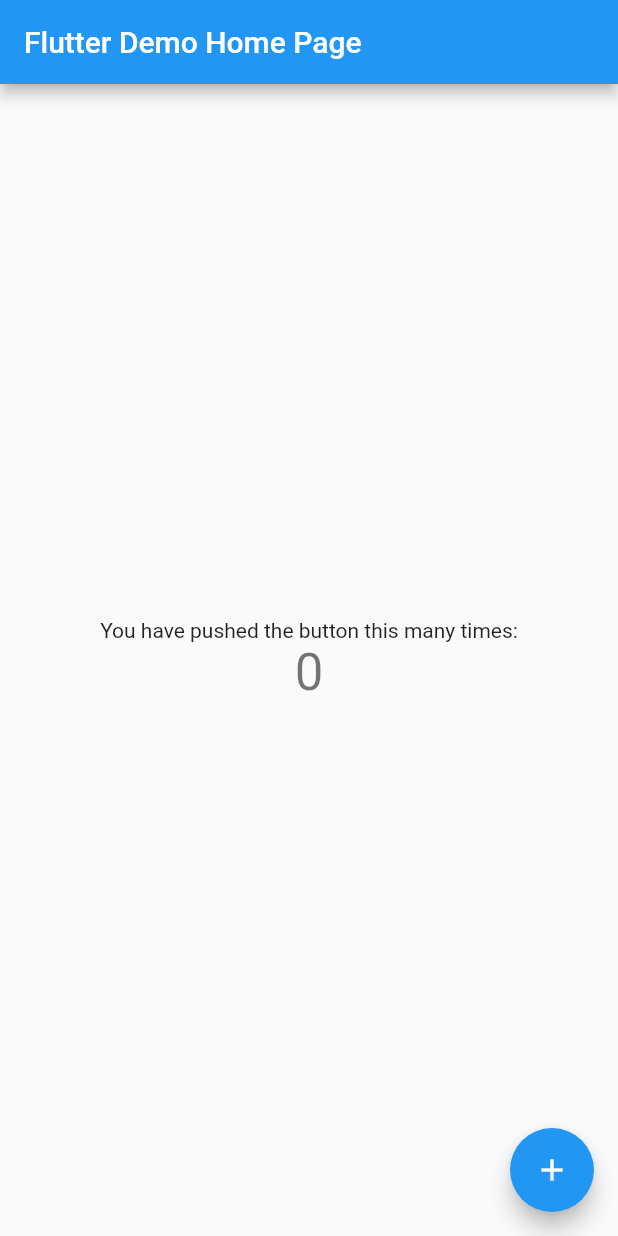
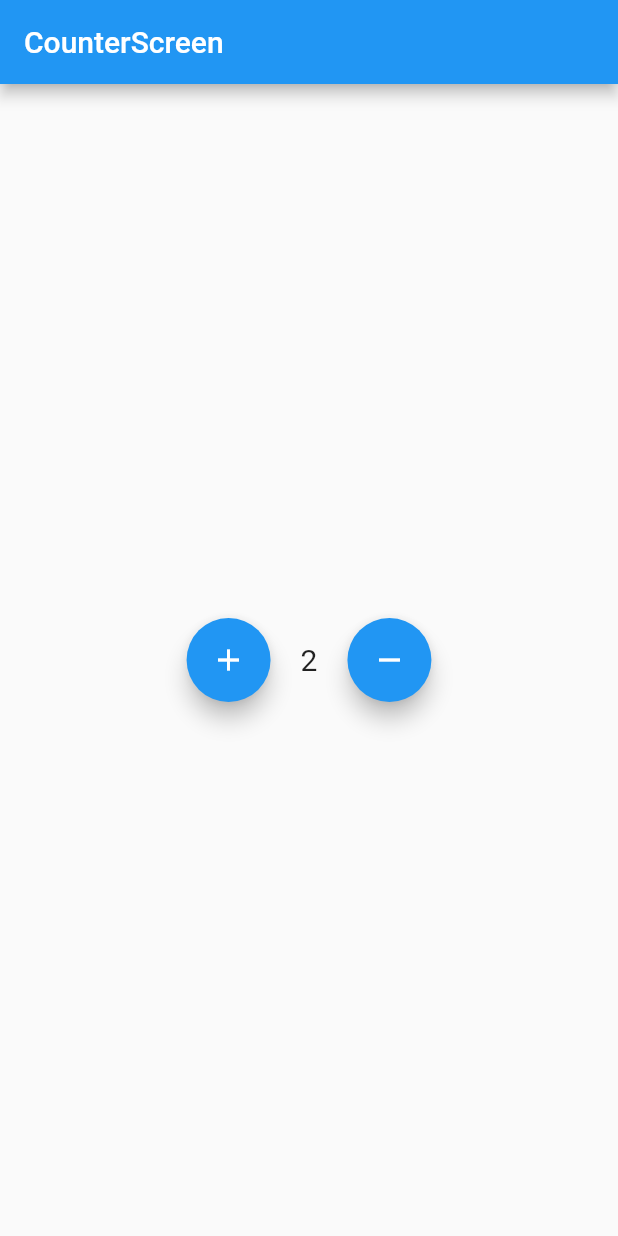
Before and after one commit to AbdullahHanfy/BLoC_Example_Flutter, a Flutter app: the screen it shows after launch, on a phone screen of 412 x 824 dp. Run offline on Flutter 3.47's test engine with Material 2 defaults, Android fonts, the phone set to English and light mode, and no system bars; our stand-ins replace flutter_bloc.

Commit message:
Add Events and States

```diff
--- a/lib/main.dart
+++ b/lib/main.dart
@@ -1,117 +1,16 @@
 import 'package:flutter/material.dart';
+import './ui/screens/counter/counter_screen.dart';
 
-void main() {
-  runApp(MyApp());
-}
+void main() => runApp(MyApp());
 
 class MyApp extends StatelessWidget {
   // This widget is the root of your application.
   @override
   Widget build(BuildContext context) {
     return MaterialApp(
-      title: 'Flutter Demo',
-      theme: ThemeData(
-        // This is the theme of your application.
-        //
-        // Try running your application with "flutter run". You'll see the
-        // application has a blue toolbar. Then, without quitting the app, try
-        // changing the primarySwatch below to Colors.green and then invoke
-        // "hot reload" (press "r" in the console where you ran "flutter run",
-        // or simply save your changes to "hot reload" in a Flutter IDE).
-        // Notice that the counter didn't reset back to zero; the application
-        // is not restarted.
-        primarySwatch: Colors.blue,
-        // This makes the visual density adapt to the platform that you run
-        // the app on. For desktop platforms, the controls will be smaller and
-        // closer together (more dense) than on mobile platforms.
-        visualDensity: VisualDensity.adaptivePlatformDensity,
-      ),
-      home: MyHomePage(title: 'Flutter Demo Home Page'),
+      title: 'BLoC Example',
+      debugShowCheckedModeBanner: false,
+      home: CounterScreen(),
     );
   }
 }
-
-class MyHomePage extends StatefulWidget {
-  MyHomePage({Key key, this.title}) : super(key: key);
-
-  // This widget is the home page of your application. It is stateful, meaning
-  // that it has a State object (defined below) that contains fields that affect
-  // how it looks.
-
-  // This class is the configuration for the state. It holds the values (in this
-  // case the title) provided by the parent (in this case the App widget) and
-  // used by the build method of the State. Fields in a Widget subclass are
-  // always marked "final".
-
-  final String title;
-
-  @override
-  _MyHomePageState createState() => _MyHomePageState();
-}
-
-class _MyHomePageState extends State<MyHomePage> {
-  int _counter = 0;
-
-  void _incrementCounter() {
-    setState(() {
-      // This call to setState tells the Flutter framework that something has
-      // changed in this State, which causes it to rerun the build method below
-      // so that the display can reflect the updated values. If we changed
-      // _counter without calling setState(), then the build method would not be
-      // called again, and so nothing would appear to happen.
-      _counter++;
-    });
-  }
-
-  @override
-  Widget build(BuildContext context) {
-    // This method is rerun every time setState is called, for instance as done
-    // by the _incrementCounter method above.
-    //
-    // The Flutter framework has been optimized to make rerunning build methods
-    // fast, so that you can just rebuild anything that needs updating rather
-    // than having to individually change instances of widgets.
-    return Scaffold(
-      appBar: AppBar(
-        // Here we take the value from the MyHomePage object that was created by
-        // the App.build method, and use it to set our appbar title.
-        title: Text(widget.title),
-      ),
-      body: Center(
-        // Center is a layout widget. It takes a single child and positions it
-        // in the middle of the parent.
-        child: Column(
-          // Column is also a layout widget. It takes a list of children and
-          // arranges them vertically. By default, it sizes itself to fit its
-          // children horizontally, and tries to be as tall as its parent.
-          //
-          // Invoke "debug painting" (press "p" in the console, choose the
-          // "Toggle Debug Paint" action from the Flutter Inspector in Android
-          // Studio, or the "Toggle Debug Paint" command in Visual Studio Code)
-          // to see the wireframe for each widget.
-          //
-          // Column has various properties to control how it sizes itself and
-          // how it positions its children. Here we use mainAxisAlignment to
-          // center the children vertically; the main axis here is the vertical
-          // axis because Columns are vertical (the cross axis would be
-          // horizontal).
-          mainAxisAlignment: MainAxisAlignment.center,
-          children: <Widget>[
-            Text(
-              'You have pushed the button this many times:',
-            ),
-            Text(
-              '$_counter',
-              style: Theme.of(context).textTheme.headline4,
-            ),
-          ],
-        ),
-      ),
-      floatingActionButton: FloatingActionButton(
-        onPressed: _incrementCounter,
-        tooltip: 'Increment',
-        child: Icon(Icons.add),
-      ), // This trailing comma makes auto-formatting nicer for build methods.
-    );
-  }
-}
--- /dev/null
+++ b/lib/ui/screens/counter/counter_screen.dart
@@ -0,0 +1,37 @@
+import 'package:flutter/material.dart';
+
+class CounterScreen extends StatelessWidget {
+  @override
+  Widget build(BuildContext context) {
+    return Scaffold(
+      appBar: AppBar(
+        title: Text('CounterScreen'),
+      ),
+      body: Center(
+        child: Row(
+          mainAxisAlignment: MainAxisAlignment.center,
+          children: [
+            FloatingActionButton(
+              onPressed: () {},
+              child: Icon(Icons.add),
+            ),
+            SizedBox(
+              width: 20.0,
+            ),
+            Text(
+              '2',
+              style: TextStyle(fontSize: 20.0),
+            ),
+            SizedBox(
+              width: 20.0,
+            ),
+            FloatingActionButton(
+              onPressed: () {},
+              child: Icon(Icons.remove),
+            ),
+          ],
+        ),
+      ),
+    );
+  }
+}
```
Also changed, not shown: lib/ui/screens/counter/bloc/bloc.dart (added, +35 -0 lines), lib/ui/screens/counter/bloc/events.dart (added, +10 -0 lines), lib/ui/screens/counter/bloc/states.dart (added, +10 -0 lines), pubspec.yaml (+3 -12 lines), pubspec.lock.
